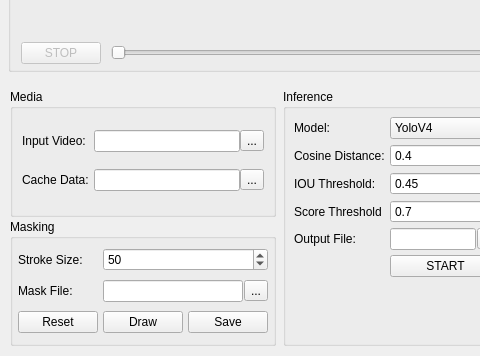
Above: qt/form.ui from EdgeOfAI/vehicle_counter_pyqt_app before the change; both pictures show x 0 to 480 and y 464 to 820 of the 1033 by 820 pixel window. Below: the same form after it.
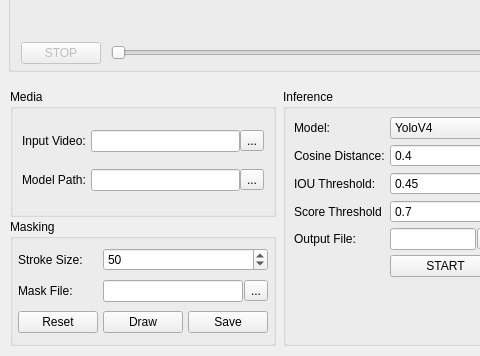
That is the form after the change. Custom widgets are drawn as their Qt base class.

```diff
--- a/qt/form.ui
+++ b/qt/form.ui
@@ -193,7 +193,7 @@
             <item row="2" column="0">
              <widget class="QLabel" name="label_10">
               <property name="text">
-               <string>Cache Data:</string>
+               <string>Model Path:</string>
               </property>
              </widget>
             </item>
```
